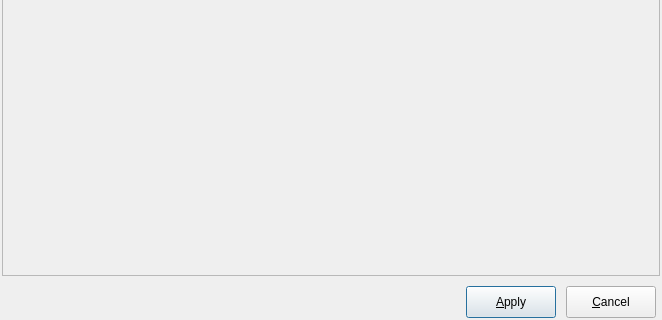
First picture: the form in libpgmodeler_ui/ui/formbasico.ui, repository pgmodeler/pgmodeler, before the edit; both pictures show x 0 to 662 and y 214 to 534 of the 662 by 534 pixel window.
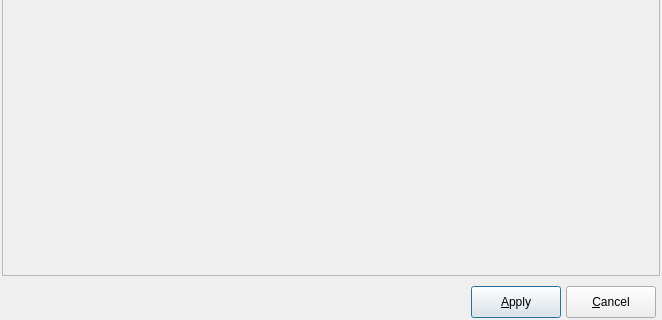
Second picture: the form after the edit. Icons and pictures are not drawn.

Commit message: Base buttons size/alignment adjusted.

The edit to the form file:
```diff
--- a/libpgmodeler_ui/ui/formbasico.ui
+++ b/libpgmodeler_ui/ui/formbasico.ui
@@ -95,7 +95,7 @@
          <number>0</number>
         </property>
         <property name="horizontalSpacing">
-         <number>10</number>
+         <number>5</number>
         </property>
         <property name="verticalSpacing">
          <number>0</number>
```
